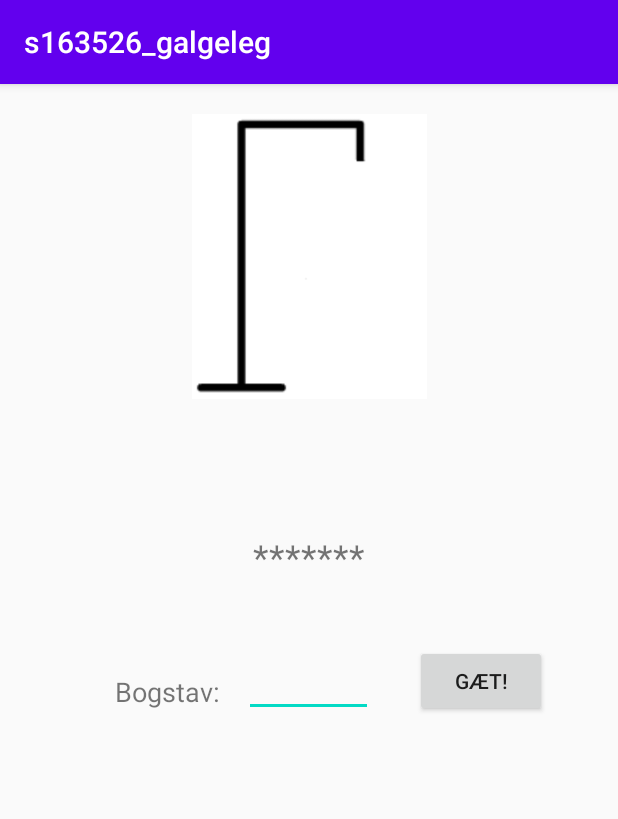
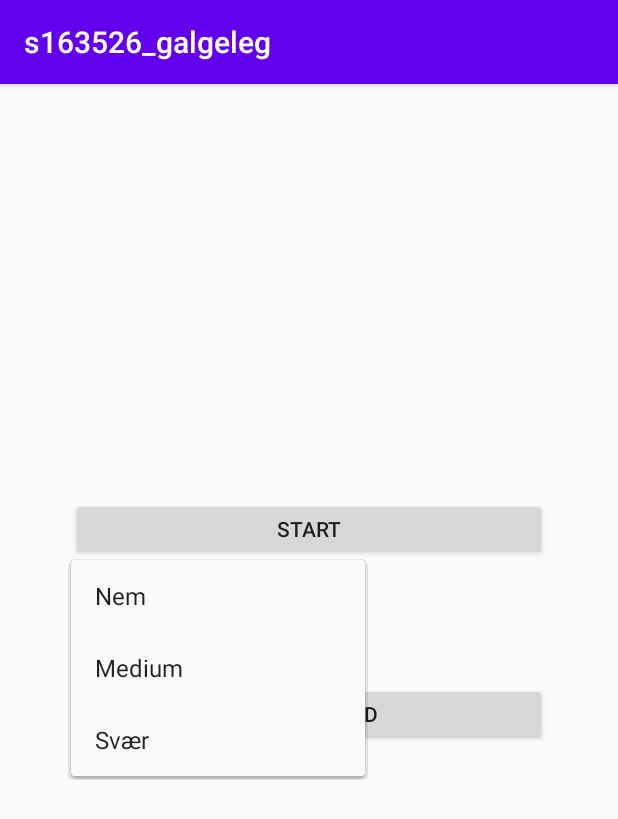
Before and after one commit to Zacxie/s163526_galgeleg, an Android app: the screen it shows after launch (Spil_activity before the commit, HovedMenu after it), after a tap on "START", on a phone screen of 412 x 824 dp. Shown: the top 819 px of the screen. Run offline under Robolectric (Android 15) with nearby library versions, the phone set to English and light mode, and no system bars.

Commit message:
Clickable list implemented

```diff
--- a/app/src/main/java/com/example/s163526_galgeleg/HovedMenu.java
+++ b/app/src/main/java/com/example/s163526_galgeleg/HovedMenu.java
@@ -2,12 +2,15 @@ package com.example.s163526_galgeleg;
 
 import android.content.Intent;
 import android.os.Bundle;
+import android.view.MenuItem;
 import android.view.View;
 import android.widget.Button;
+import android.widget.PopupMenu;
+import android.widget.Switch;
 
 import androidx.appcompat.app.AppCompatActivity;
 
-public class HovedMenu extends AppCompatActivity implements View.OnClickListener {
+public class HovedMenu extends AppCompatActivity implements View.OnClickListener, PopupMenu.OnMenuItemClickListener {
 
     Button start_Button, highscore_Button;
 
@@ -19,18 +22,44 @@ public class HovedMenu extends AppCompatActivity implements View.OnClickListener
         start_Button = findViewById(R.id.start_Button);
         highscore_Button = findViewById(R.id.highscore_Button);
 
-        start_Button.setOnClickListener(this);
+        start_Button.setOnClickListener(new View.OnClickListener() {
+            @Override
+            public void onClick(View v) {
+                PopupMenu popup = new PopupMenu(HovedMenu.this, v);
+                popup.setOnMenuItemClickListener(HovedMenu.this);
+                popup.inflate(R.menu.popup_menu);
+                popup.show();
+            }
+        });
         highscore_Button.setOnClickListener(this);
     }
 
     @Override
     public void onClick(View v) {
-        if (v == start_Button) {
-            Intent i = new Intent(this, Spil_activity.class);
-            startActivity(i);
-        } else if (v == highscore_Button) {
+          if (v == highscore_Button) {
             Intent i = new Intent(this, Highscore_actitivty.class);
             startActivity(i);
         }
     }
+
+
+    @Override
+    public boolean onMenuItemClick(MenuItem item) {
+                Intent i = new Intent(this, Spil_activity.class);
+        switch (item.getItemId()) {
+            case R.id.Nem:
+                i.putExtra("mode", 1);
+                startActivity(i);
+                return true;
+            case R.id.Medium:
+                i.putExtra("mode", 2);
+                startActivity(i);
+                return true;
+            case R.id.Svær:
+                i.putExtra("mode", 3);
+                startActivity(i);
+                return true;
+        }
+        return false;
+    }
 }
--- a/app/src/main/res/layout/activity_hovedmenu.xml
+++ b/app/src/main/res/layout/activity_hovedmenu.xml
@@ -28,4 +28,7 @@
         app:layout_constraintStart_toStartOf="parent"
         app:layout_constraintTop_toTopOf="parent"
         app:layout_constraintVertical_bias="0.427" />
+
+
+
 </androidx.constraintlayout.widget.ConstraintLayout>
--- /dev/null
+++ b/app/src/main/res/menu/popup_menu.xml
@@ -0,0 +1,13 @@
+<?xml version="1.0" encoding="utf-8"?>
+
+<menu xmlns:android="http://schemas.android.com/apk/res/android">
+    <item
+        android:id="@+id/Nem"
+        android:title="Nem" />
+    <item
+        android:id="@+id/Medium"
+        android:title="Medium" />
+    <item
+        android:id="@+id/Svær"
+        android:title="Svær" />
+</menu>
```
Also changed, not shown: app/src/main/java/com/example/s163526_galgeleg/Spil_activity.java (+7 -2 lines).
